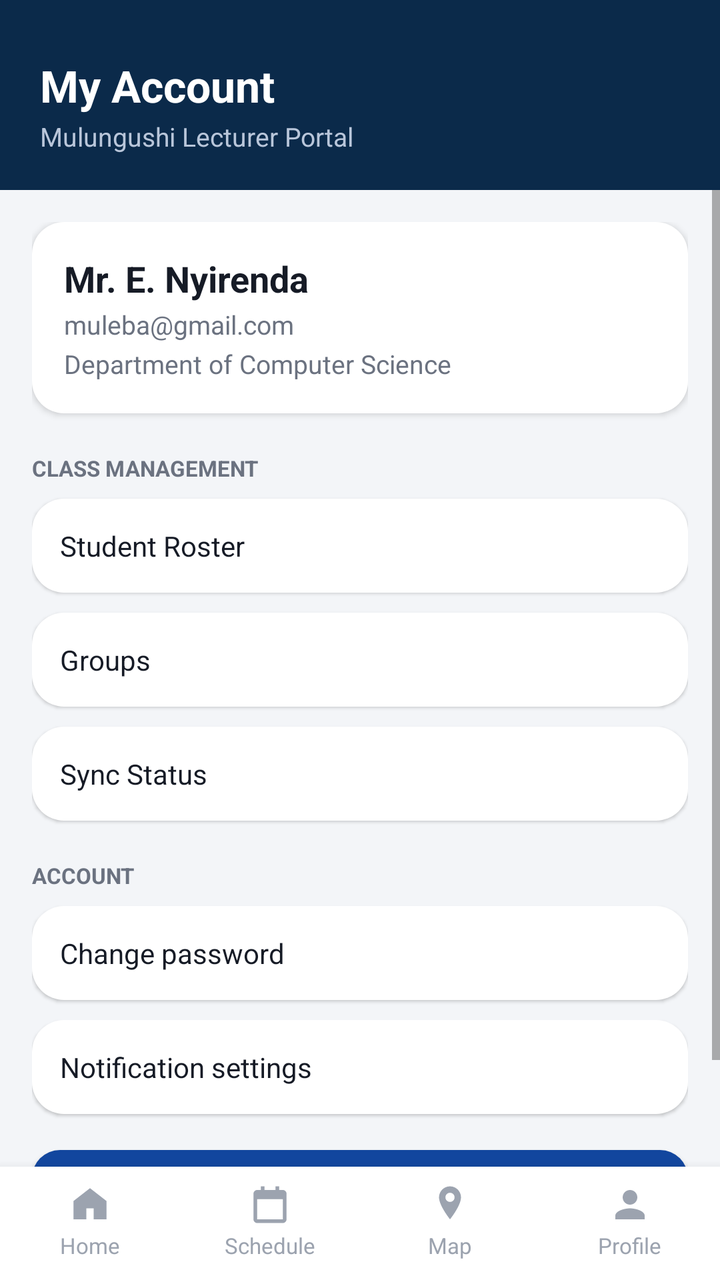
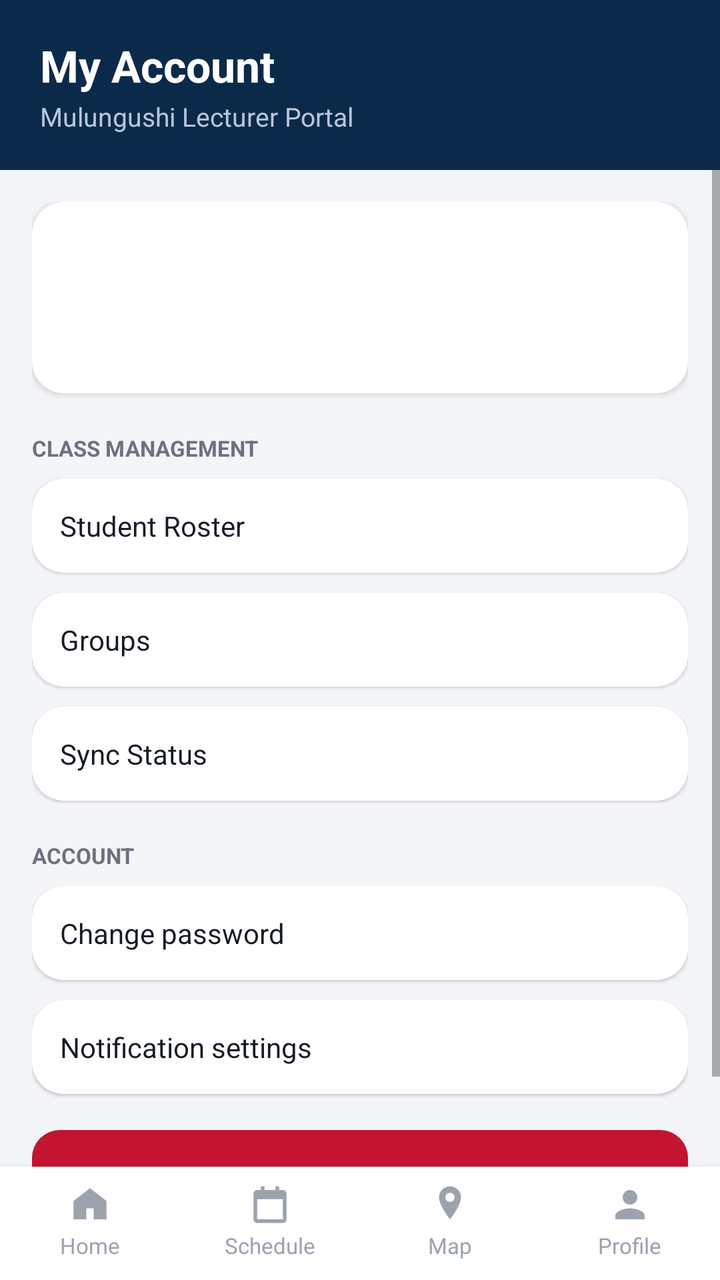

Before-and-after screenshots of an Android layout around one commit, followed by the original layout XML and the change that was made.
<!-- AndroidManifest.xml: application theme Theme.CampusApp -->
<!-- res/layout/activity_lecturer_account.xml -->
<?xml version="1.0" encoding="utf-8"?>
<LinearLayout xmlns:android="http://schemas.android.com/apk/res/android"
    android:layout_width="match_parent"
    android:layout_height="match_parent"
    android:orientation="vertical"
    android:background="@color/background">

    <LinearLayout style="@style/SectionHeader">
        <TextView android:layout_width="wrap_content" android:layout_height="wrap_content"
            android:text="My Account" android:textColor="@color/white" android:textSize="22sp" android:textStyle="bold"/>
        <TextView android:layout_width="wrap_content" android:layout_height="wrap_content" android:layout_marginTop="2dp"
            android:text="Mulungushi Lecturer Portal" android:textColor="#B9C6DA" android:textSize="13sp"/>
    </LinearLayout>

    <ScrollView android:layout_width="match_parent" android:layout_height="0dp" android:layout_weight="1">
        <LinearLayout android:layout_width="match_parent" android:layout_height="wrap_content" android:orientation="vertical" android:padding="16dp">

            <LinearLayout
                android:layout_width="match_parent" android:layout_height="wrap_content"
                android:orientation="vertical" android:background="@drawable/bg_card" android:padding="16dp" android:elevation="2dp">
                <TextView android:layout_width="wrap_content" android:layout_height="wrap_content"
                    android:text="Mr. E. Nyirenda" android:textStyle="bold" android:textSize="18sp" android:textColor="@color/text_dark"/>
                <TextView android:layout_width="wrap_content" android:layout_height="wrap_content" android:layout_marginTop="2dp"
                    android:text="muleba@gmail.com" android:textSize="13sp" android:textColor="@color/text_gray"/>
                <TextView android:layout_width="wrap_content" android:layout_height="wrap_content" android:layout_marginTop="2dp"
                    android:text="Department of Computer Science" android:textSize="13sp" android:textColor="@color/text_gray"/>
            </LinearLayout>

            <TextView
                android:layout_width="wrap_content" android:layout_height="wrap_content"
                android:layout_marginTop="20dp"
                android:text="CLASS MANAGEMENT" android:textSize="11sp" android:textStyle="bold" android:textColor="@color/text_gray"/>

            <TextView android:id="@+id/tvStudentRoster" style="@style/ProfileAction" android:layout_marginTop="8dp" android:text="Student Roster"/>
            <TextView android:id="@+id/tvGroups" style="@style/ProfileAction" android:text="Groups"/>
            <TextView android:id="@+id/tvSyncStatus" style="@style/ProfileAction" android:text="Sync Status"/>

            <TextView
                android:layout_width="wrap_content" android:layout_height="wrap_content"
                android:layout_marginTop="20dp"
                android:text="ACCOUNT" android:textSize="11sp" android:textStyle="bold" android:textColor="@color/text_gray"/>

            <TextView android:id="@+id/tvChangePassword" style="@style/ProfileAction" android:layout_marginTop="8dp" android:text="Change password"/>
            <TextView android:id="@+id/tvNotificationSettings" style="@style/ProfileAction" android:text="Notification settings"/>

            <Button
                android:id="@+id/btnLogout"
                android:layout_width="match_parent" android:layout_height="52dp"
                android:layout_marginTop="18dp"
                android:background="@drawable/bg_button_red" android:text="Log out"
                android:textAllCaps="false" android:textColor="@color/white" android:textStyle="bold" android:elevation="0dp"/>

        </LinearLayout>
    </ScrollView>

    <include layout="@layout/layout_bottom_nav" android:id="@+id/bottomNavInclude"/>

</LinearLayout>
<!-- res/layout/layout_bottom_nav.xml (included above) -->
<?xml version="1.0" encoding="utf-8"?>
<LinearLayout xmlns:android="http://schemas.android.com/apk/res/android"
    android:id="@+id/bottomNav"
    android:layout_width="match_parent"
    android:layout_height="wrap_content"
    android:orientation="horizontal"
    android:background="@color/white"
    android:elevation="8dp"
    android:paddingTop="8dp"
    android:paddingBottom="10dp">

    <LinearLayout android:id="@+id/navHome" style="@style/BottomNavItem">
        <ImageView android:id="@+id/navHomeIcon" style="@style/BottomNavIcon" android:src="@drawable/ic_home"/>
        <TextView android:id="@+id/navHomeLabel" style="@style/BottomNavLabel" android:text="Home"/>
    </LinearLayout>

    <LinearLayout android:id="@+id/navSchedule" style="@style/BottomNavItem">
        <ImageView android:id="@+id/navScheduleIcon" style="@style/BottomNavIcon" android:src="@drawable/ic_schedule"/>
        <TextView android:id="@+id/navScheduleLabel" style="@style/BottomNavLabel" android:text="Schedule"/>
    </LinearLayout>

    <LinearLayout android:id="@+id/navMap" style="@style/BottomNavItem">
        <ImageView android:id="@+id/navMapIcon" style="@style/BottomNavIcon" android:src="@drawable/ic_map"/>
        <TextView android:id="@+id/navMapLabel" style="@style/BottomNavLabel" android:text="@string/map"/>
    </LinearLayout>

    <LinearLayout android:id="@+id/navProfile" style="@style/BottomNavItem">
        <ImageView android:id="@+id/navProfileIcon" style="@style/BottomNavIcon" android:src="@drawable/ic_profile"/>
        <TextView android:id="@+id/navProfileLabel" style="@style/BottomNavLabel" android:text="Profile"/>
    </LinearLayout>

</LinearLayout>
<!-- resources referenced by this layout -->
<resources>
  <color name="background">#F3F5F8</color>
  <color name="text_dark">#161B26</color>
  <color name="text_gray">#6B7280</color>
  <color name="white">#FFFFFF</color>
  <!-- drawable bg_button_red (drawable) -->
  <?xml version="1.0" encoding="utf-8"?>
  <shape xmlns:android="http://schemas.android.com/apk/res/android" android:shape="rectangle">
      <solid android:color="@color/primary_red" />
      <corners android:radius="14dp" />
  </shape>
  <!-- drawable bg_card (drawable) -->
  <?xml version="1.0" encoding="utf-8"?>
  <shape xmlns:android="http://schemas.android.com/apk/res/android" android:shape="rectangle">
      <solid android:color="@color/card_white" />
      <corners android:radius="16dp" />
  </shape>
  <!-- drawable ic_home (drawable) -->
  <vector xmlns:android="http://schemas.android.com/apk/res/android"
      android:width="24dp" android:height="24dp" android:viewportWidth="24" android:viewportHeight="24"
      android:tint="?attr/colorControlNormal">
      <path android:fillColor="@android:color/white"
          android:pathData="M12,3 L21,10 L21,20 L14,20 L14,14 L10,14 L10,20 L3,20 L3,10 Z"
          android:fillType="evenOdd"/>
  </vector>
  <!-- drawable ic_map (drawable) -->
  <vector xmlns:android="http://schemas.android.com/apk/res/android"
      android:width="24dp" android:height="24dp" android:viewportWidth="24" android:viewportHeight="24">
      <path android:fillColor="@android:color/white"
          android:pathData="M12,2 C8.7,2 6,4.7 6,8 C6,12.5 12,20 12,20 C12,20 18,12.5 18,8 C18,4.7 15.3,2 12,2 Z M12,10.5 C10.6,10.5 9.5,9.4 9.5,8 C9.5,6.6 10.6,5.5 12,5.5 C13.4,5.5 14.5,6.6 14.5,8 C14.5,9.4 13.4,10.5 12,10.5 Z"/>
  </vector>
  <!-- drawable ic_profile (drawable) -->
  <vector xmlns:android="http://schemas.android.com/apk/res/android"
      android:width="24dp" android:height="24dp" android:viewportWidth="24" android:viewportHeight="24">
      <path android:fillColor="@android:color/white"
          android:pathData="M12,12 C14.2,12 16,10.2 16,8 C16,5.8 14.2,4 12,4 C9.8,4 8,5.8 8,8 C8,10.2 9.8,12 12,12 Z M12,14 C9.3,14 4,15.3 4,18 L4,20 L20,20 L20,18 C20,15.3 14.7,14 12,14 Z"/>
  </vector>
  <string name="map">Map</string>
  <style name="BottomNavIcon">
          <item name="android:layout_width">22dp</item>
          <item name="android:layout_height">22dp</item>
          <item name="android:tint">@color/text_gray_light</item>
      </style>
  <style name="BottomNavLabel">
          <item name="android:layout_width">wrap_content</item>
          <item name="android:layout_height">wrap_content</item>
          <item name="android:layout_marginTop">2dp</item>
          <item name="android:textSize">11sp</item>
          <item name="android:textColor">@color/text_gray_light</item>
      </style>
  <style name="SectionHeader">
          <item name="android:layout_width">match_parent</item>
          <item name="android:layout_height">wrap_content</item>
          <item name="android:background">@color/navy_dark</item>
          <item name="android:paddingLeft">20dp</item>
          <item name="android:paddingRight">20dp</item>
          <item name="android:paddingTop">28dp</item>
          <item name="android:paddingBottom">18dp</item>
          <item name="android:orientation">vertical</item>
      </style>
  <style name="Theme.CampusApp" parent="Theme.MaterialComponents.Light.NoActionBar">
          <item name="colorPrimary">@color/primary_blue</item>
          <item name="colorPrimaryDark">@color/navy_dark</item>
          <item name="colorAccent">@color/primary_red</item>
          <item name="android:windowBackground">@color/background</item>
          <item name="android:statusBarColor">@color/navy_dark</item>
      </style>
  <color name="primary_red">#C31432</color>
  <color name="card_white">#FFFFFF</color>
  <color name="text_gray_light">#9CA3AF</color>
  <color name="navy_dark">#0B2A4A</color>
  <color name="primary_blue">#12469E</color>
  <!-- unchanged entries left out for length: 3 -->
</resources>

<!-- the commit's change to res/layout/activity_lecturer_account.xml (unified diff, before → after) -->
@@ -1,5 +1,6 @@
 <?xml version="1.0" encoding="utf-8"?>
 <LinearLayout xmlns:android="http://schemas.android.com/apk/res/android"
+    xmlns:app="http://schemas.android.com/apk/res-auto"
     android:layout_width="match_parent"
     android:layout_height="match_parent"
     android:orientation="vertical"
@@ -18,12 +19,12 @@
             <LinearLayout
                 android:layout_width="match_parent" android:layout_height="wrap_content"
                 android:orientation="vertical" android:background="@drawable/bg_card" android:padding="16dp" android:elevation="2dp">
-                <TextView android:layout_width="wrap_content" android:layout_height="wrap_content"
-                    android:text="Mr. E. Nyirenda" android:textStyle="bold" android:textSize="18sp" android:textColor="@color/text_dark"/>
-                <TextView android:layout_width="wrap_content" android:layout_height="wrap_content" android:layout_marginTop="2dp"
-                    android:text="muleba@gmail.com" android:textSize="13sp" android:textColor="@color/text_gray"/>
-                <TextView android:layout_width="wrap_content" android:layout_height="wrap_content" android:layout_marginTop="2dp"
-                    android:text="Department of Computer Science" android:textSize="13sp" android:textColor="@color/text_gray"/>
+                <TextView android:id="@+id/tvAccountName" android:layout_width="wrap_content" android:layout_height="wrap_content"
+                    android:text="" android:textStyle="bold" android:textSize="18sp" android:textColor="@color/text_dark"/>
+                <TextView android:id="@+id/tvAccountEmail" android:layout_width="wrap_content" android:layout_height="wrap_content" android:layout_marginTop="2dp"
+                    android:text="" android:textSize="13sp" android:textColor="@color/text_gray"/>
+                <TextView android:id="@+id/tvAccountRole" android:layout_width="wrap_content" android:layout_height="wrap_content" android:layout_marginTop="2dp"
+                    android:text="" android:textSize="13sp" android:textColor="@color/text_gray"/>
             </LinearLayout>
 
             <TextView
@@ -47,7 +48,8 @@
                 android:id="@+id/btnLogout"
                 android:layout_width="match_parent" android:layout_height="52dp"
                 android:layout_marginTop="18dp"
-                android:background="@drawable/bg_button_red" android:text="Log out"
+                android:background="@drawable/bg_button_red"
+            app:backgroundTint="@null" android:text="Log out"
                 android:textAllCaps="false" android:textColor="@color/white" android:textStyle="bold" android:elevation="0dp"/>
 
         </LinearLayout>
@@ -69,22 +71,22 @@
     android:paddingBottom="10dp">
 
     <LinearLayout android:id="@+id/navHome" style="@style/BottomNavItem">
-        <ImageView android:id="@+id/navHomeIcon" style="@style/BottomNavIcon" android:src="@drawable/ic_home"/>
+        <ImageView android:importantForAccessibility="no" android:id="@+id/navHomeIcon" style="@style/BottomNavIcon" android:src="@drawable/ic_home"/>
         <TextView android:id="@+id/navHomeLabel" style="@style/BottomNavLabel" android:text="Home"/>
     </LinearLayout>
 
     <LinearLayout android:id="@+id/navSchedule" style="@style/BottomNavItem">
-        <ImageView android:id="@+id/navScheduleIcon" style="@style/BottomNavIcon" android:src="@drawable/ic_schedule"/>
+        <ImageView android:importantForAccessibility="no" android:id="@+id/navScheduleIcon" style="@style/BottomNavIcon" android:src="@drawable/ic_schedule"/>
         <TextView android:id="@+id/navScheduleLabel" style="@style/BottomNavLabel" android:text="Schedule"/>
     </LinearLayout>
 
     <LinearLayout android:id="@+id/navMap" style="@style/BottomNavItem">
-        <ImageView android:id="@+id/navMapIcon" style="@style/BottomNavIcon" android:src="@drawable/ic_map"/>
+        <ImageView android:importantForAccessibility="no" android:id="@+id/navMapIcon" style="@style/BottomNavIcon" android:src="@drawable/ic_map"/>
         <TextView android:id="@+id/navMapLabel" style="@style/BottomNavLabel" android:text="@string/map"/>
     </LinearLayout>
 
     <LinearLayout android:id="@+id/navProfile" style="@style/BottomNavItem">
-        <ImageView android:id="@+id/navProfileIcon" style="@style/BottomNavIcon" android:src="@drawable/ic_profile"/>
+        <ImageView android:importantForAccessibility="no" android:id="@+id/navProfileIcon" style="@style/BottomNavIcon" android:src="@drawable/ic_profile"/>
         <TextView android:id="@+id/navProfileLabel" style="@style/BottomNavLabel" android:text="Profile"/>
     </LinearLayout>
 
<!-- resource entries referenced after the edit -->
@@ -55,7 +55,7 @@
           <item name="android:background">@color/navy_dark</item>
           <item name="android:paddingLeft">20dp</item>
           <item name="android:paddingRight">20dp</item>
-          <item name="android:paddingTop">28dp</item>
+          <item name="android:paddingTop">18dp</item>
           <item name="android:paddingBottom">18dp</item>
           <item name="android:orientation">vertical</item>
       </style>
